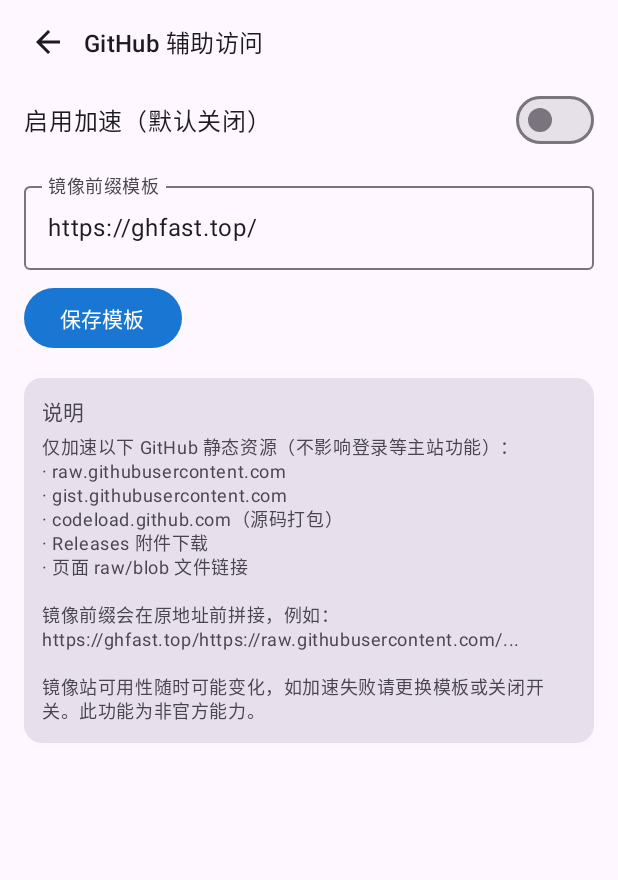
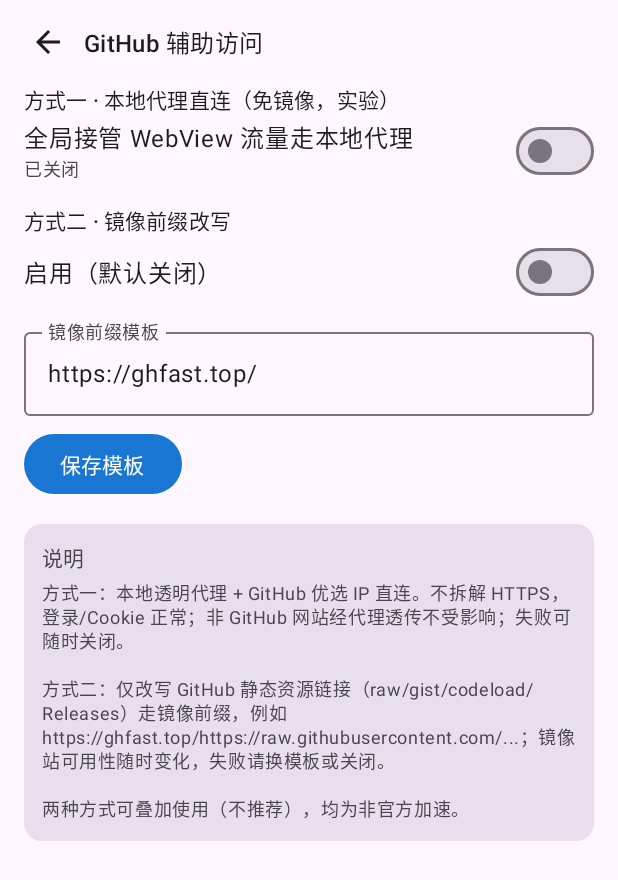
Before and after one commit to longyakss/calm, an Android app built with Jetpack Compose: the GitHubScreen screen opened through its navigation route, on a phone screen of 412 x 824 dp. Shown: the top 880 px of the screen. Run offline under Robolectric (Android 15) with nearby library versions, the phone set to English and light mode, and no system bars; our stand-ins replace Dagger/Hilt's generated code, Room's generated code; pictures from the network do not load.

Commit message:
[v0.3.0] GitHub 直连加速：本地透明代理+优选IP DNS+WebView 接管（免镜像、可关闭，不做 MITM 不装证书）

```diff
--- a/app/build.gradle.kts
+++ b/app/build.gradle.kts
@@ -15,8 +15,8 @@ android {
         applicationId = "com.calm.app"
         minSdk = 24
         targetSdk = 34
-        versionCode = 4
-        versionName = "0.2.0"
+        versionCode = 5
+        versionName = "0.3.0"
     }
 
     // 签名配置：CI 走环境变量（Actions Secrets）；本地开发读仓库根目录 keystore.properties（gitignored）
--- a/core/downloader/src/main/java/com/calm/core/downloader/DownloadController.kt
+++ b/core/downloader/src/main/java/com/calm/core/downloader/DownloadController.kt
@@ -60,6 +60,8 @@ class DownloadController @javax.inject.Inject constructor(
         .readTimeout(60, TimeUnit.SECONDS)
         .writeTimeout(60, TimeUnit.SECONDS)
         .retryOnConnectionFailure(true)
+        // GitHub 域名 DNS 纠偏（优选 IP）；其余域名与系统一致
+        .dns(GithubDns())
         .build()
 
     private val jobs = ConcurrentHashMap<String, Job>()
--- a/core/settings/src/main/java/com/calm/core/settings/GitHubScreen.kt
+++ b/core/settings/src/main/java/com/calm/core/settings/GitHubScreen.kt
@@ -36,13 +36,16 @@ import javax.inject.Inject
 @HiltViewModel
 class GitHubViewModel @Inject constructor(
     val helper: GitHubHelper,
+    val proxy: com.calm.core.browser.GithubProxyManager,
 ) : ViewModel()
 
-/** GitHub 辅助访问设置（BR-028）：开关 + 镜像模板。 */
+/** GitHub 辅助访问设置（BR-028）：两种独立加速方式 + 均可关闭。 */
 @Composable
 fun GitHubScreen(onBack: () -> Unit, vm: GitHubViewModel = hiltViewModel()) {
     var enabled by remember { mutableStateOf(vm.helper.enabled) }
     var template by remember { mutableStateOf(vm.helper.template) }
+    var directOn by remember { mutableStateOf(vm.proxy.prefEnabled) }
+    var directRunning by remember { mutableStateOf(vm.proxy.isRunning) }
 
     Column(
         modifier = Modifier
@@ -60,15 +63,37 @@ fun GitHubScreen(onBack: () -> Unit, vm: GitHubViewModel = hiltViewModel()) {
         }
 
         Column(modifier = Modifier.padding(horizontal = 16.dp)) {
+
+            // ---- 方式一：本地代理直连（免镜像） ----
+            Text("方式一 · 本地代理直连（免镜像，实验）", style = MaterialTheme.typography.titleSmall)
             Row(verticalAlignment = Alignment.CenterVertically) {
-                Text("启用加速（默认关闭）", modifier = Modifier.weight(1f))
+                Column(modifier = Modifier.weight(1f)) {
+                    Text("全局接管 WebView 流量走本地代理")
+                    Text(
+                        if (directOn && directRunning) "运行中 · 127.0.0.1:${vm.proxy.port}" else "已关闭",
+                        style = MaterialTheme.typography.bodySmall,
+                        color = MaterialTheme.colorScheme.onSurfaceVariant,
+                    )
+                }
+                Switch(checked = directOn, onCheckedChange = {
+                    val ok = if (it) vm.proxy.enable() else { vm.proxy.disable(); true }
+                    directOn = ok && it
+                    directRunning = vm.proxy.isRunning
+                })
+            }
+
+            // ---- 方式二：镜像改写 ----
+            Spacer(Modifier.height(12.dp))
+            Text("方式二 · 镜像前缀改写", style = MaterialTheme.typography.titleSmall)
+            Row(verticalAlignment = Alignment.CenterVertically) {
+                Text("启用（默认关闭）", modifier = Modifier.weight(1f))
                 Switch(checked = enabled, onCheckedChange = {
                     enabled = it
                     vm.helper.enabled = it
                 })
             }
 
-            Spacer(Modifier.height(12.dp))
+            Spacer(Modifier.height(8.dp))
             OutlinedTextField(
                 value = template,
                 onValueChange = { template = it },
@@ -89,15 +114,12 @@ fun GitHubScreen(onBack: () -> Unit, vm: GitHubViewModel = hiltViewModel()) {
                     Text("说明", style = MaterialTheme.typography.titleSmall)
                     Spacer(Modifier.height(4.dp))
                     Text(
-                        "仅加速以下 GitHub 静态资源（不影响登录等主站功能）：\n" +
-                            "· raw.githubusercontent.com\n" +
-                            "· gist.githubusercontent.com\n" +
-                            "· codeload.github.com（源码打包）\n" +
-                            "· Releases 附件下载\n" +
-                            "· 页面 raw/blob 文件链接\n\n" +
-                            "镜像前缀会在原地址前拼接，例如：\n" +
-                            "https://ghfast.top/https://raw.githubusercontent.com/...\n\n" +
-                            "镜像站可用性随时可能变化，如加速失败请更换模板或关闭开关。此功能为非官方能力。",
+                        "方式一：本地透明代理 + GitHub 优选 IP 直连。不拆解 HTTPS，登录/Cookie 正常；" +
+                            "非 GitHub 网站经代理透传不受影响；失败可随时关闭。\n\n" +
+                            "方式二：仅改写 GitHub 静态资源链接（raw/gist/codeload/Releases）走镜像前缀，" +
+                            "例如 https://ghfast.top/https://raw.githubusercontent.com/...；" +
+                            "镜像站可用性随时变化，失败请换模板或关闭。\n\n" +
+                            "两种方式可叠加使用（不推荐），均为非官方加速。",
                         style = MaterialTheme.typography.bodySmall,
                         color = MaterialTheme.colorScheme.onSurfaceVariant,
                     )
```
Also changed, not shown: app/src/main/java/com/calm/app/CalmApp.kt (+7 -0 lines), core/browser/src/main/java/com/calm/core/browser/GithubDirect.kt (added, +208 -0 lines), core/downloader/src/main/java/com/calm/core/downloader/GithubDns.kt (added, +54 -0 lines), 1 other file.
